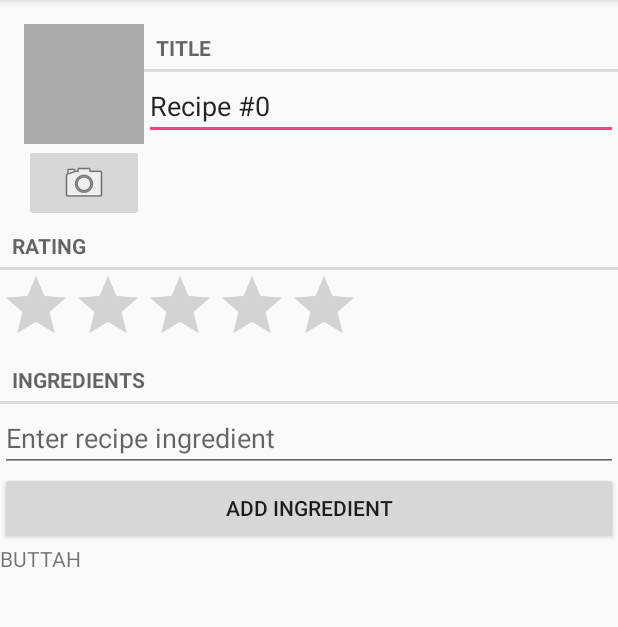
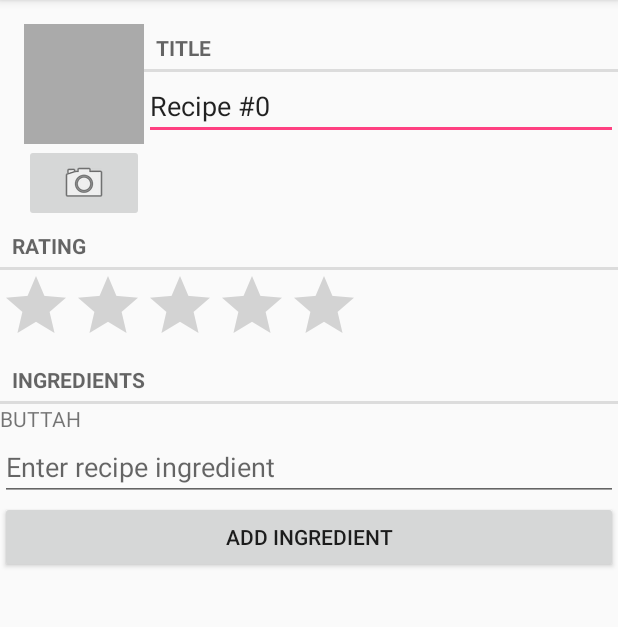
Before and after one commit to bennetthanna/CookBook, an Android app: the RecipeFragment screen opened directly, with no data from a screen before it, on a phone screen of 412 x 824 dp, the part 84-711 px from its top. Run offline under Robolectric (Android 15) with nearby library versions, the phone set to English and light mode, and no system bars.

Commit message:
Rearrange layout

```diff
--- a/app/src/main/res/layout/fragment_recipe.xml
+++ b/app/src/main/res/layout/fragment_recipe.xml
@@ -2,8 +2,7 @@
               android:orientation="vertical"
               android:layout_width="match_parent"
               android:layout_height="match_parent"
-              android:layout_margin="16dp"
-              android:id="@+id/layout" >
+              android:layout_margin="16dp" >
 
     <LinearLayout
         android:orientation="horizontal"
@@ -82,6 +81,13 @@
         android:text="@string/recipe_ingredients_label"
         />
 
+    <LinearLayout
+        android:orientation="vertical"
+        android:layout_width="match_parent"
+        android:layout_height="wrap_content"
+        android:id="@+id/layout">
+    </LinearLayout>
+
     <EditText
         android:id="@+id/recipe_ingredient_edit_text"
         android:layout_width="match_parent"
```
